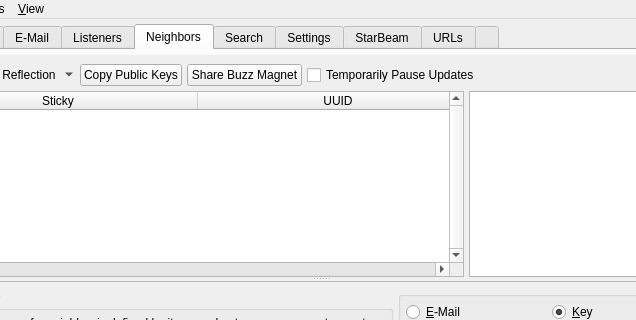
The window that branches/trunk/UI/spot-on-controlcenter.ui (textbrowser/spot-on) describes before a commit, drawn with Qt 5; both pictures show x 104 to 740 and y 0 to 320 of the 850 by 650 pixel window.
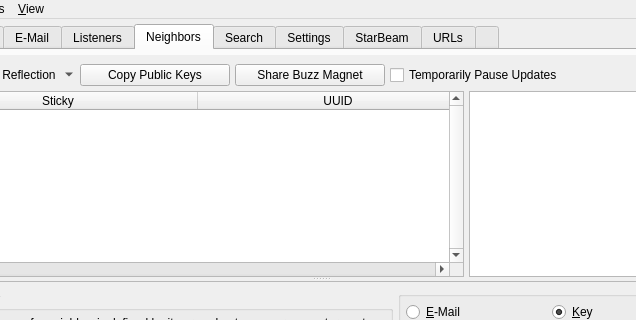
The same window after the commit. The open tabs and pages were chosen to show the change. Icons and pictures are not drawn. Custom widgets are drawn as their Qt base class.

The edit to the form file:
```diff
--- a/branches/trunk/UI/spot-on-controlcenter.ui
+++ b/branches/trunk/UI/spot-on-controlcenter.ui
@@ -3380,8 +3380,8 @@
             <rect>
              <x>0</x>
              <y>0</y>
-             <width>506</width>
-             <height>179</height>
+             <width>826</width>
+             <height>566</height>
             </rect>
            </property>
            <layout class="QVBoxLayout" name="verticalLayout_14">
@@ -3422,6 +3422,12 @@
                   </item>
                   <item>
                    <widget class="QPushButton" name="toolButtonCopyToClipboard">
+                    <property name="minimumSize">
+                     <size>
+                      <width>150</width>
+                      <height>0</height>
+                     </size>
+                    </property>
                     <property name="toolTip">
                      <string>Copy your public key pairs to the clipboard buffer.</string>
                     </property>
@@ -3432,6 +3438,12 @@
                   </item>
                   <item>
                    <widget class="QPushButton" name="shareBuzzMagnet">
+                    <property name="minimumSize">
+                     <size>
+                      <width>150</width>
+                      <height>0</height>
+                     </size>
+                    </property>
                     <property name="text">
                      <string>Share Buzz Magnet</string>
                     </property>
```
Left out of the diff: 36 changed lines with no effect on the pictures.
